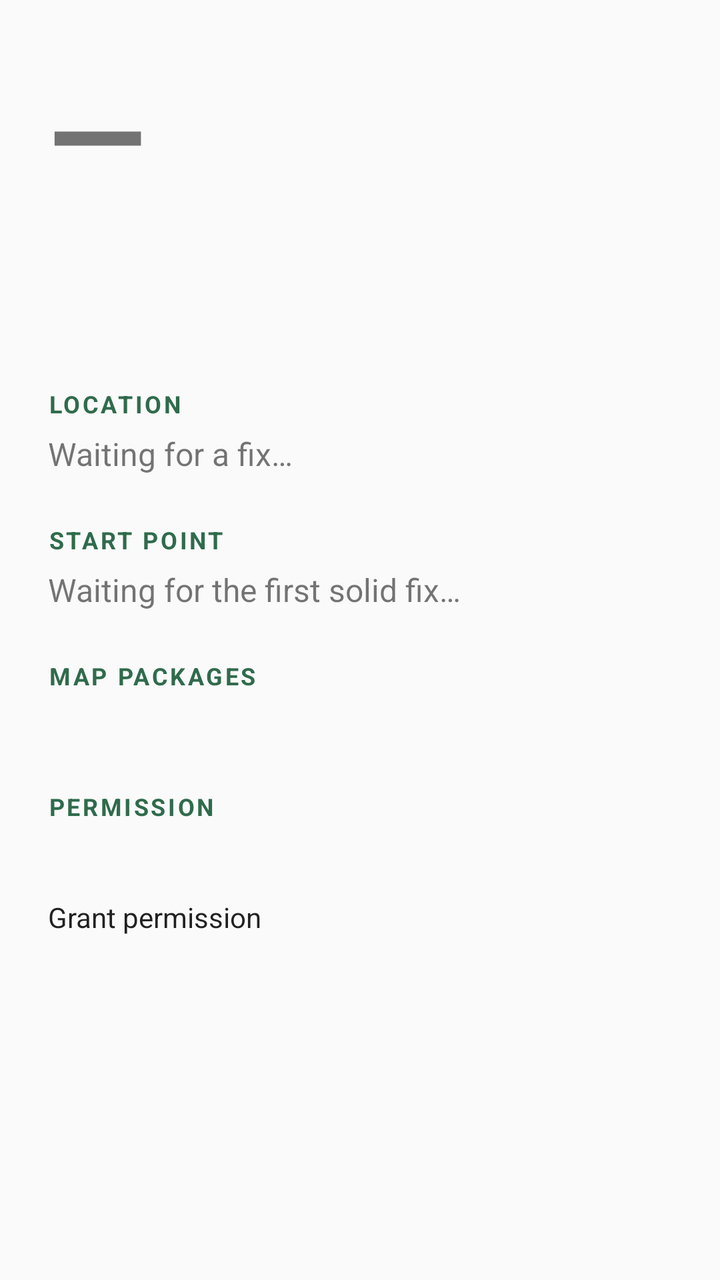
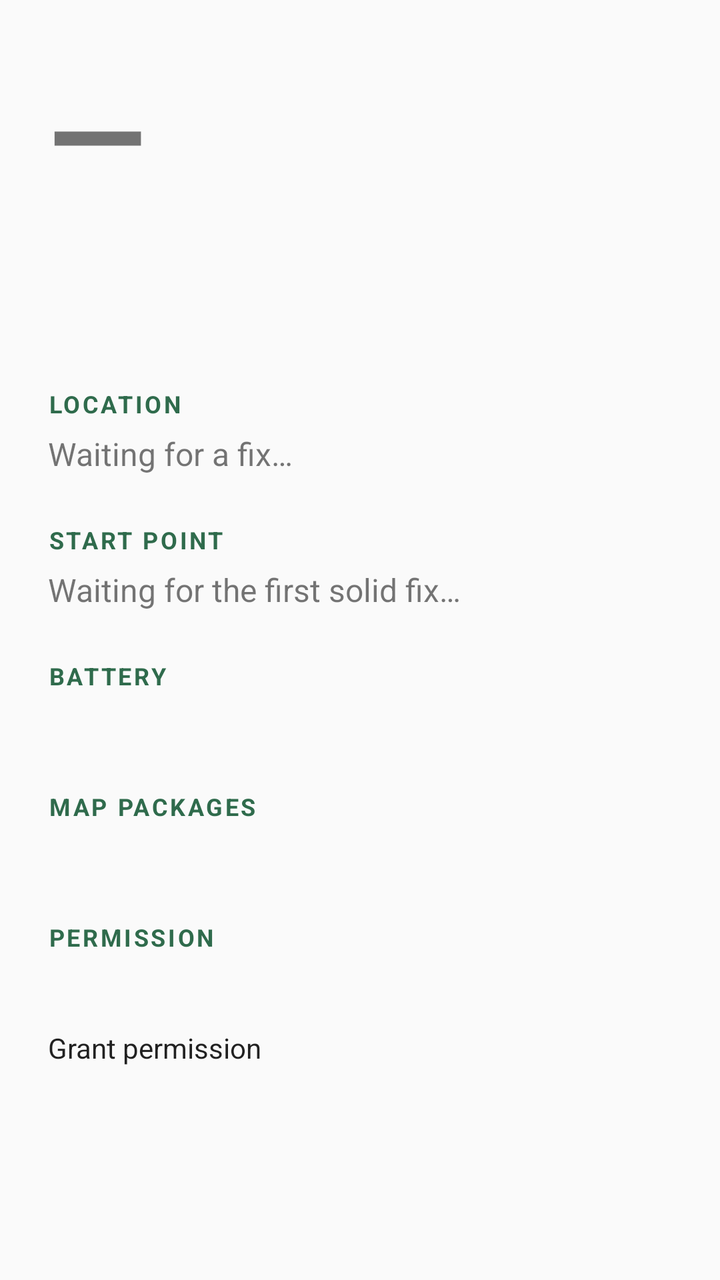

An Android layout rendered at two revisions. The XML below is the earlier revision; the diff shows what the commit changed to produce the second picture.
<!-- AndroidManifest.xml: application theme Theme.Norda -->
<!-- res/layout/activity_diagnostics.xml -->
<?xml version="1.0" encoding="utf-8"?>
<ScrollView xmlns:android="http://schemas.android.com/apk/res/android"
    android:id="@+id/root"
    android:layout_width="match_parent"
    android:layout_height="match_parent"
    android:fillViewport="true">

    <LinearLayout
        android:layout_width="match_parent"
        android:layout_height="wrap_content"
        android:orientation="vertical"
        android:padding="24dp">

        <TextView
            android:id="@+id/headingDegrees"
            android:layout_width="wrap_content"
            android:layout_height="wrap_content"
            android:text="@string/placeholder_dash"
            android:textSize="64sp"
            android:textStyle="bold" />

        <TextView
            android:id="@+id/headingCardinal"
            android:layout_width="wrap_content"
            android:layout_height="wrap_content"
            android:textColor="@color/norda_green"
            android:textSize="22sp"
            android:textStyle="bold" />

        <TextView
            android:id="@+id/sensorStatus"
            android:layout_width="match_parent"
            android:layout_height="wrap_content"
            android:layout_marginTop="8dp"
            android:minLines="1"
            android:textSize="14sp" />

        <TextView
            style="@style/Norda.SectionLabel"
            android:layout_marginTop="28dp"
            android:text="@string/section_location" />

        <TextView
            android:id="@+id/locationText"
            android:layout_width="match_parent"
            android:layout_height="wrap_content"
            android:layout_marginTop="6dp"
            android:text="@string/location_waiting"
            android:textSize="16sp" />

        <TextView
            style="@style/Norda.SectionLabel"
            android:layout_marginTop="24dp"
            android:text="@string/section_start" />

        <TextView
            android:id="@+id/startText"
            android:layout_width="match_parent"
            android:layout_height="wrap_content"
            android:layout_marginTop="6dp"
            android:text="@string/start_waiting"
            android:textSize="16sp" />

        <TextView
            android:id="@+id/filterLabel"
            style="@style/Norda.SectionLabel"
            android:layout_marginTop="24dp"
            android:text="@string/section_filter"
            android:visibility="gone" />

        <TextView
            android:id="@+id/filterText"
            android:layout_width="match_parent"
            android:layout_height="wrap_content"
            android:layout_marginTop="6dp"
            android:textSize="16sp"
            android:visibility="gone" />

        <TextView
            style="@style/Norda.SectionLabel"
            android:layout_marginTop="24dp"
            android:text="@string/section_map" />

        <TextView
            android:id="@+id/mapText"
            android:layout_width="match_parent"
            android:layout_height="wrap_content"
            android:layout_marginTop="6dp"
            android:textSize="14sp" />

        <TextView
            style="@style/Norda.SectionLabel"
            android:layout_marginTop="24dp"
            android:text="@string/section_permission" />

        <TextView
            android:id="@+id/permissionText"
            android:layout_width="match_parent"
            android:layout_height="wrap_content"
            android:layout_marginTop="6dp"
            android:textSize="16sp" />

        <Button
            android:id="@+id/permissionButton"
            android:layout_width="wrap_content"
            android:layout_height="wrap_content"
            android:layout_marginTop="10dp"
            android:minHeight="48dp"
            android:text="@string/grant_permission" />

    </LinearLayout>
</ScrollView>
<!-- resources referenced by this layout -->
<resources>
  <color name="norda_green">#2F6B4C</color>
  <string name="grant_permission">Grant permission</string>
  <string name="location_waiting">Waiting for a fix…</string>
  <string name="placeholder_dash">—</string>
  <string name="section_filter">RECORDING FILTER</string>
  <string name="section_location">LOCATION</string>
  <string name="section_map">MAP PACKAGES</string>
  <string name="section_permission">PERMISSION</string>
  <string name="section_start">START POINT</string>
  <string name="start_waiting">Waiting for the first solid fix…</string>
  <style name="Norda.SectionLabel" parent="">
          <item name="android:layout_width">wrap_content</item>
          <item name="android:layout_height">wrap_content</item>
          <item name="android:textSize">12sp</item>
          <item name="android:letterSpacing">0.1</item>
          <item name="android:textStyle">bold</item>
          <item name="android:textColor">@color/norda_green</item>
      </style>
  <style name="Theme.Norda" parent="android:Theme.Material.Light.NoActionBar">
          <item name="android:colorPrimary">@color/norda_green</item>
          <item name="android:colorAccent">@color/norda_green</item>
      </style>
</resources>

<!-- the commit's change to res/layout/activity_diagnostics.xml (unified diff, before → after) -->
@@ -79,6 +79,18 @@
         <TextView
             style="@style/Norda.SectionLabel"
             android:layout_marginTop="24dp"
+            android:text="@string/section_battery" />
+
+        <TextView
+            android:id="@+id/batteryText"
+            android:layout_width="match_parent"
+            android:layout_height="wrap_content"
+            android:layout_marginTop="6dp"
+            android:textSize="14sp" />
+
+        <TextView
+            style="@style/Norda.SectionLabel"
+            android:layout_marginTop="24dp"
             android:text="@string/section_map" />
 
         <TextView
<!-- resource entries referenced after the edit -->
@@ -4,6 +4,7 @@
   <string name="grant_permission">Grant permission</string>
   <string name="location_waiting">Waiting for a fix…</string>
   <string name="placeholder_dash">—</string>
+  <string name="section_battery">BATTERY</string>
   <string name="section_filter">RECORDING FILTER</string>
   <string name="section_location">LOCATION</string>
   <string name="section_map">MAP PACKAGES</string>
